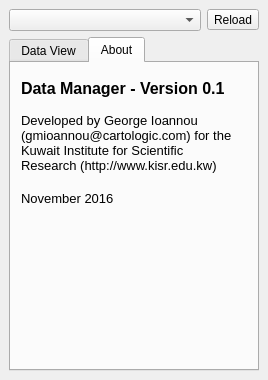
Old version of the form data_manager_dockwidget_base.ui in the repository cartologic/qgis-datamanager-plugin.
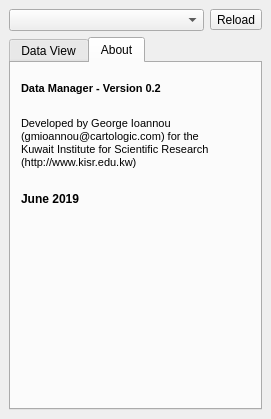
New version of the form. The open tabs and pages were chosen to show the change. Icons and pictures are not drawn.

What changed in the file:
```diff
--- a/data_manager_dockwidget_base.ui
+++ b/data_manager_dockwidget_base.ui
@@ -6,8 +6,8 @@
    <rect>
     <x>0</x>
     <y>0</y>
-    <width>268</width>
-    <height>380</height>
+    <width>271</width>
+    <height>419</height>
    </rect>
   </property>
   <property name="minimumSize">
@@ -113,13 +113,13 @@
         <property name="font">
          <font>
           <family>Tahoma</family>
-          <pointsize>12</pointsize>
+          <pointsize>8</pointsize>
           <weight>75</weight>
           <bold>true</bold>
          </font>
         </property>
         <property name="text">
-         <string>Data Manager - Version 0.1</string>
+         <string>Data Manager - Version 0.2</string>
         </property>
         <property name="wordWrap">
          <bool>true</bool>
@@ -130,18 +130,19 @@
          <rect>
           <x>10</x>
           <y>120</y>
-          <width>101</width>
+          <width>211</width>
           <height>31</height>
          </rect>
         </property>
         <property name="font">
          <font>
           <family>Tahoma</family>
-          <pointsize>10</pointsize>
+          <weight>75</weight>
+          <bold>true</bold>
          </font>
         </property>
         <property name="text">
-         <string>November 2016</string>
+         <string>June 2019</string>
         </property>
        </widget>
        <widget class="QLabel" name="label">
@@ -156,9 +157,12 @@
         <property name="font">
          <font>
           <family>Tahoma</family>
-          <pointsize>10</pointsize>
+          <pointsize>8</pointsize>
          </font>
         </property>
+        <property name="layoutDirection">
+         <enum>Qt::LeftToRight</enum>
+        </property>
         <property name="frameShape">
          <enum>QFrame::NoFrame</enum>
         </property>
```
Left out of the diff: 2 changed lines with no effect on the pictures.
